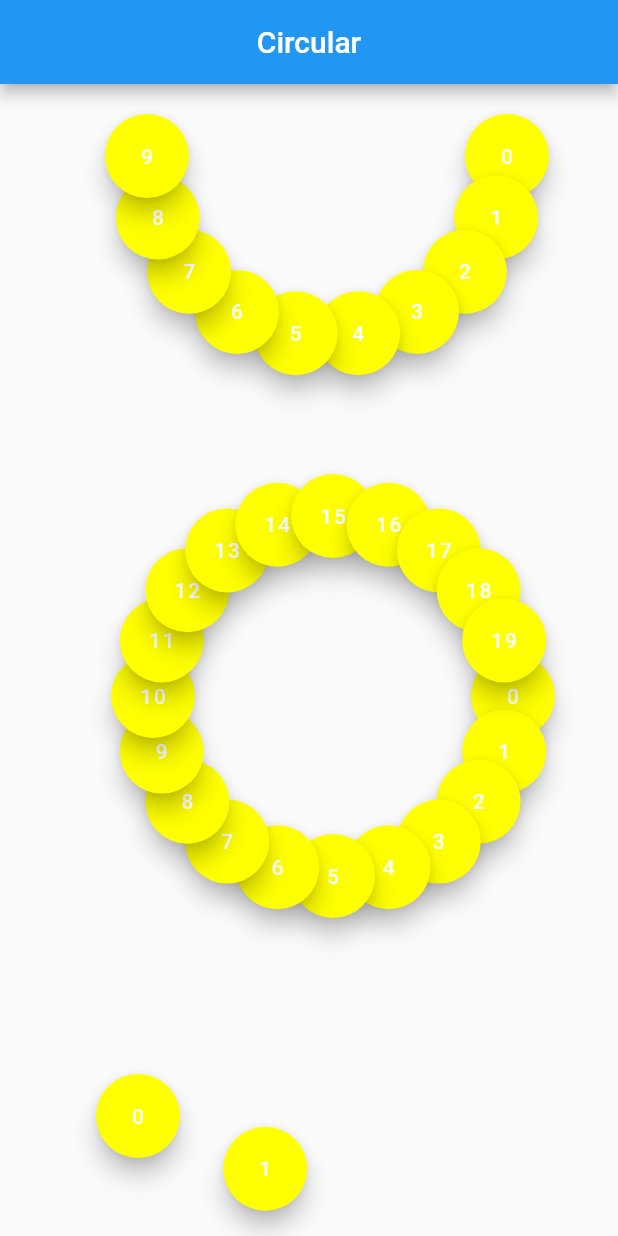
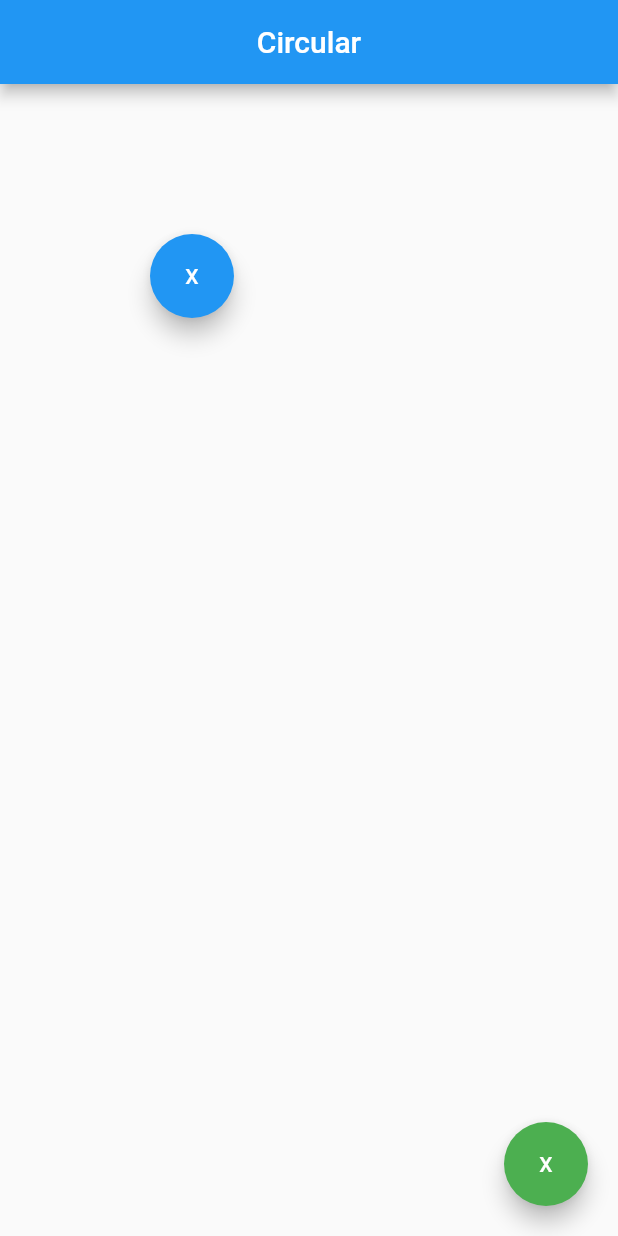
Before and after one commit to Bwolfs2/semi_circle_floating_button, a Flutter app: the screen it shows after launch, on a phone screen of 412 x 824 dp. Run offline on Flutter 3.47's test engine with Material 2 defaults, Android fonts, the phone set to English and light mode, and no system bars; our stand-ins replace rxdart.

```diff
--- /dev/null
+++ b/lib/after_layout_mixin.dart
@@ -0,0 +1,11 @@
+import 'package:flutter/material.dart';
+
+mixin AfterLayoutMixin<T extends StatefulWidget> on State<T>{
+  @override
+  void initState() {
+    super.initState();
+    WidgetsBinding.instance.addPostFrameCallback(afterLayout);
+  }
+
+  void afterLayout(Duration duration);
+}
--- /dev/null
+++ b/lib/bloc_controller.dart
@@ -0,0 +1,17 @@
+import 'package:rxdart/rxdart.dart';
+
+class BlocController {
+  var _controller = BehaviorSubject.seeded(false);
+
+  Observable<bool> get opened => _controller.stream;
+
+  Sink<bool> get changeOpened => _controller.sink;
+
+  dispose() {
+    _controller.close();
+  }
+
+  void toggle() {
+    _controller.add(!_controller.value);
+  }
+}
--- /dev/null
+++ b/lib/circle_button.dart
@@ -0,0 +1,61 @@
+import 'package:flutter/material.dart';
+import 'package:semi_circle_floating_buttom/bloc_controller.dart';
+
+import 'circle_button_animation.dart';
+
+class CircleButton extends StatefulWidget {
+  final double finalTop;
+  final double finalRight;
+  final double initState;
+  final BlocController bloc;
+  final Widget widget;
+  final Duration duration;
+
+  CircleButton(
+      {Key key,
+      this.finalTop,
+      this.finalRight,
+      this.initState,
+      this.bloc,
+      this.duration = const Duration(milliseconds: 300),
+      this.widget})
+      : super(key: key);
+
+  @override
+  _CircleButtonState createState() => _CircleButtonState();
+}
+
+class _CircleButtonState extends State<CircleButton>
+    with TickerProviderStateMixin, CircleButtonAnimation {
+  @override
+  Offset get finalOffset => Offset(widget.finalTop, widget.finalRight);
+
+  @override
+  Offset get initialOffset => Offset(widget.initState, widget.initState);
+
+  @override
+  BlocController get bloc => widget.bloc;
+
+@override
+  Duration get duration => widget.duration ?? Duration(milliseconds: 300);
+
+  @override
+  Widget build(BuildContext context) {
+    return AnimatedBuilder(
+      animation: positionAnimation,
+      child:widget.widget,
+      builder: (context, child) {
+        return Positioned(
+          top: positionAnimation.value.dy,
+          left: positionAnimation.value.dx,
+          child: Opacity(
+            opacity: controller.value,
+            child: child,
+          ),
+        );
+      },
+    );
+  }
+
+
+}
--- /dev/null
+++ b/lib/circle_button_animation.dart
@@ -0,0 +1,38 @@
+import 'package:flutter/material.dart';
+
+import 'bloc_controller.dart';
+
+mixin CircleButtonAnimation<T extends StatefulWidget>
+    on State<T>, TickerProviderStateMixin<T> {
+  AnimationController controller;
+  Animation<Offset> positionAnimation;
+
+   Offset get initialOffset;
+   Offset get finalOffset;
+   BlocController get bloc;
+   Duration get duration;
+
+  @override
+  void initState() {
+    super.initState();
+    controller = AnimationController(duration:duration, vsync: this);
+    positionAnimation = Tween(
+      begin: initialOffset,
+      end: finalOffset,
+    ).animate(controller);
+
+    bloc.opened.listen((value) {
+      if (value) {
+        controller.forward();
+      } else {
+        controller.reverse();
+      }
+    });
+  }
+
+  @override
+  void dispose() {
+    controller.dispose();
+    super.dispose();
+  }
+}
--- a/lib/circle_buttons.dart
+++ /dev/null
@@ -1,104 +0,0 @@
-import 'dart:math';
-
-import 'package:flutter/material.dart';
-import 'dart:math' as math;
-
-class CircleButtons extends StatelessWidget {
-  final int quantity;
-  final Position position;
-  final double radius;
-  final double right;
-  final double top;
-  final bool completeCircle;
-
-  const CircleButtons({Key key, this.quantity, this.position = Position.rigth, this.radius = 100, this.right, this.top, this.completeCircle = false})
-      : assert(quantity != null),
-        super(key: key);
-
-  Offset _getOffset(double angle, double radius) {
-    final double radians = math.pi * angle / 180.0;
-    final double x = radius * math.cos(radians) * -1;
-    final double y = radius * math.sin(radians) * -1;
-    return Offset(x, y);
-  }
-
-  getRotatePosition(Position postion) {
-    switch (postion) {
-      case Position.bottom:
-        return 90;
-      case Position.left:
-        return 180;
-      case Position.top:
-        return 270;
-      case Position.rigth:
-      default:
-        return 0;
-    }
-  }
-
-  getTop(Position postion) {
-
-    if(top != null ){
-        return top;
-    }
-
-    switch (postion) {
-      case Position.bottom:
-      case Position.rigth:
-      case Position.left:
-        return 130.0;
-      case Position.top:
-        return completeCircle ? 130.0 : 20.0;
-      default:
-        return 0.0;
-    }
-  }
-
-  getRight(Position postion) {
-
-     if(right != null ){
-        return right;
-    }
-
-    switch (postion) {
-      case Position.rigth:
-        return 20.0;
-      case Position.bottom:
-      case Position.left:
-      case Position.top:
-        return 130.0;
-      default:
-        return 0.0;
-    }
-  }
-
-  @override
-  Widget build(BuildContext context) {
-    return Container(
-      child: Stack(
-          children: List.generate(quantity, (index) {
-
-        var angulo = completeCircle ?  (360) / (quantity) * (index) : (180) / (quantity - 1) * (index);
-
-        return Positioned(
-          top: _getOffset(angulo + getRotatePosition(position), -radius).dx +
-              getTop(position),
-          right: _getOffset(angulo + getRotatePosition(position), -radius).dy +
-              getRight(position),
-          child: FloatingActionButton(
-            backgroundColor: Colors.accents[Random().nextInt(16)],
-            onPressed: (){},
-            child: Text("$index"),
-          ),
-        );
-      })),
-    );
-  }
-}
-
-enum Position {
-  rigth,
-  left,
-  top,
-  bottom,
-}
--- /dev/null
+++ b/lib/circle_floating_button.dart
@@ -0,0 +1,251 @@
+import 'package:flutter/material.dart';
+import 'dart:math' as math;
+import 'bloc_controller.dart';
+import 'circle_button.dart';
+
+class CircleFloatingButton extends StatefulWidget {
+  final List<Widget> items;
+  final double radius;
+
+  final Position position;
+  final double right;
+  final double top;
+  final bool completeCircle;
+  final CircleType type;
+  final Duration duration;
+
+  CircleFloatingButton(
+      {Key key,
+      this.items,
+      this.radius = 100,
+      this.position = Position.right,
+      this.right,
+      this.top,
+      this.completeCircle = false,
+      this.duration = const Duration(milliseconds: 300),
+      this.type})
+      : super(key: key ?? UniqueKey());
+
+  factory CircleFloatingButton.floatingActionButton(
+      {List<Widget> items, double radius = 100 , Duration duration}) {
+    return CircleFloatingButton(
+      items: items,
+      radius: radius,
+      position: Position.bottom,
+      type: CircleType.quarterPart,
+      duration: duration,
+    );
+  }
+
+  factory CircleFloatingButton.completeCircle(
+      {List<Widget> items, double radius = 100,Duration duration}) {
+    return CircleFloatingButton(
+      items: items,
+      radius: radius,
+      position: Position.bottom,
+      type: CircleType.complete,
+       duration: duration,
+    );
+  }
+
+    factory CircleFloatingButton.semiCircle (
+      {List<Widget> items, double radius = 100, Position position, Duration duration}) {
+    return CircleFloatingButton(
+      items: items,
+      radius: radius,
+      position: position,
+      type: CircleType.semi,
+      duration: duration,
+    );
+  }
+
+
+  @override
+  _CircleFloatingButtonState createState() => _CircleFloatingButtonState();
+}
+
+class _CircleFloatingButtonState extends State<CircleFloatingButton> {
+  BlocController bloc;
+  GlobalKey containerKey = GlobalKey();
+
+  @override
+  initState() {
+    super.initState();
+    bloc = BlocController();
+  }
+
+  Offset _getOffset(double angle, double radius) {
+    final double radians = math.pi * angle / 180.0;
+    final double x = radius * math.cos(radians) * -1;
+    final double y = radius * math.sin(radians) * -1;
+    return Offset(x, y);
+  }
+
+  getRotatePosition(Position postion) {
+    switch (postion) {
+      case Position.right:
+        return 90;
+      case Position.bottom:
+        return 180;
+      case Position.left:
+        return 270;
+      case Position.top:
+      default:
+        return 0;
+    }
+  }
+
+  @override
+  Widget build(BuildContext context) {
+    switch (widget.type) {
+      case CircleType.semi:
+        return semi();
+        break;
+      case CircleType.complete:
+        return complete();
+        break;
+      case CircleType.quarterPart:
+        return quarterPart();
+    }
+  }
+
+  Widget quarterPart() {
+    var quantity = widget.items.length;
+    return Container(
+      width: widget.radius * 1.6,
+      height: widget.radius * 1.6,
+      child: Stack(
+        children: List.generate(
+          quantity,
+          (index) {
+            var angulo = (90) / (quantity - 1) * (index);
+
+            return CircleButton(
+              finalRight: _getOffset(
+                          angulo + getRotatePosition(widget.position),
+                          -widget.radius)
+                      .dy +
+                  widget.radius,
+              finalTop: _getOffset(angulo + getRotatePosition(widget.position),
+                          -widget.radius)
+                      .dx +
+                  widget.radius,
+              initState: widget.radius,
+              bloc: bloc,
+              widget: widget.items[index],
+              duration: widget.duration,
+            );
+          },
+        )..add(
+            Positioned(
+              top: widget.radius,
+              left: widget.radius,
+              child: FloatingActionButton(
+                backgroundColor: Colors.green,
+                onPressed: () {
+                  bloc.toggle();
+                },
+                child: Text("X"),
+              ),
+            ),
+          ),
+      ),
+    );
+  }
+
+  Widget complete() {
+    var quantity = widget.items.length;
+    return Container(
+      child: Stack(
+        children: List.generate(
+          quantity,
+          (index) {
+            var angulo = (360) / (quantity) * (index);
+
+            return CircleButton(
+                finalRight: _getOffset(
+                            angulo + getRotatePosition(widget.position),
+                            -widget.radius)
+                        .dy +
+                    widget.radius,
+                finalTop: _getOffset(
+                            angulo + getRotatePosition(widget.position),
+                            -widget.radius)
+                        .dx +
+                    widget.radius,
+                initState: widget.radius,
+                bloc: bloc,
+                duration: widget.duration,
+                widget: widget.items[index]);
+          },
+        )..add(
+            Positioned(
+              top: widget.radius,
+              left: widget.radius,
+              child: FloatingActionButton(
+                onPressed: () {
+                  bloc.toggle();
+                },
+                child: Text("X"),
+              ),
+            ),
+          ),
+      ),
+    );
+  }
+
+  Widget semi() {
+    var quantity = widget.items.length;
+
+    return Container(
+      child: Stack(
+        children: List.generate(
+          quantity,
+          (index) {
+            var angulo = (180) / (quantity - 1) * (index);
+
+            return CircleButton(
+              finalRight: _getOffset(
+                          angulo + getRotatePosition(widget.position),
+                          -widget.radius)
+                      .dy +
+                  widget.radius,
+              finalTop: _getOffset(angulo + getRotatePosition(widget.position),
+                          -widget.radius)
+                      .dx +
+                  widget.radius,
+              initState: widget.radius,
+              bloc: bloc,
+              duration: widget.duration,
+              widget: widget.items[index],
+            );
+          },
+        )..add(
+            Positioned(
+              top: widget.radius,
+              left: widget.radius,
+              child: FloatingActionButton(
+                onPressed: () {
+                  bloc.toggle();
+                },
+                child: Text("X"),
+              ),
+            ),
+          ),
+      ),
+    );
+  }
+}
+
+enum CircleType {
+  semi,
+  complete,
+  quarterPart,
+}
+
+enum Position {
+  right,
+  left,
+  top,
+  bottom,
+}
--- a/lib/home_page.dart
+++ b/lib/home_page.dart
@@ -1,5 +1,5 @@
 import 'package:flutter/material.dart';
-import 'package:semi_circle_floating_buttom/circle_buttons.dart';
+import 'circle_floating_button.dart';
 
 class HomePage extends StatefulWidget {
   @override
@@ -9,89 +9,52 @@ class HomePage extends StatefulWidget {
 class _HomePageState extends State<HomePage> {
   @override
   Widget build(BuildContext context) {
+    var items = [
+      FloatingActionButton(
+        backgroundColor: Colors.greenAccent,
+        onPressed: () {},
+        child: Icon(Icons.add),
+      ),
+      FloatingActionButton(
+        backgroundColor: Colors.indigoAccent,
+        onPressed: () {},
+        child: Icon(Icons.camera),
+      ),
+      FloatingActionButton(
+        backgroundColor: Colors.orangeAccent,
+        onPressed: () {},
+        child: Icon(Icons.card_giftcard),
+      ),
+        FloatingActionButton(
+        backgroundColor: Colors.orangeAccent,
+        onPressed: () {},
+        child: Icon(Icons.card_giftcard),
+      ),
+        FloatingActionButton(
+        backgroundColor: Colors.orangeAccent,
+        onPressed: () {},
+        child: Icon(Icons.card_giftcard),
+      ),
+        FloatingActionButton(
+        backgroundColor: Colors.orangeAccent,
+        onPressed: () {},
+        child: Icon(Icons.card_giftcard),
+      ),
+    ];
+
     return Scaffold(
         appBar: AppBar(
           title: Text("Circular"),
           centerTitle: true,
         ),
-        body: ListView.separated(
-          itemCount: 5,
-          itemBuilder: (_, index) {
-            switch (index) {
-              case 0:
-                return Center(
-                  child: Container(
-                    height: 250,
-                    child: CircleButtons(
-                      quantity: 10,
-                      position: Position.top,
-                      radius: 120,
-                      right: (MediaQuery.of(context).size.width / 2) - 40,
-                    ),
-                  ),
-                );
-              case 1:
-                return Center(
-                  child: Container(
-                    width: 400,
-                    height: 400,
-                    child: CircleButtons(
-                      quantity: 20,
-                      position: Position.top,
-                      radius: 120,
-                      completeCircle: true,
-                      right: (MediaQuery.of(context).size.width / 2) - 50,
-                    ),
-                  ),
-                );
-              case 2:
-                return Align(
-                  alignment: Alignment.centerLeft,
-                  child: Container(
-                    width: 250,
-                    height: 400,
-                    child: CircleButtons(
-                      quantity: 5,
-                      position: Position.left,
-                      radius: 120,
-                    ),
-                  ),
-                );
-              case 3:
-                return Align(
-                  alignment: Alignment.centerRight,
-                  child: Container(
-                    width: 250,
-                    height: 400,
-                    child: CircleButtons(
-                      quantity: 5,
-                      position: Position.rigth,
-                      radius: 120,
-                    ),
-                  ),
-                );
-
-              case 4:
-                return Align(
-                  alignment: Alignment.bottomCenter,
-                  child: Container(
-                    height: 250,
-                    child: CircleButtons(
-                      quantity: 5,
-                      position: Position.bottom,
-                      radius: 120,
-                      right: (MediaQuery.of(context).size.width / 2) - 30,
-                    ),
-                  ),
-                );
-            }
-
-            return CircularProgressIndicator();
-          },
-          separatorBuilder: (_, i) => Divider(
-            height: 0,
-            color: Colors.transparent,
-          ),
-        ));
+        floatingActionButton: CircleFloatingButton.floatingActionButton(
+          items: items,
+        ),
+        body: Container(
+          child:CircleFloatingButton.completeCircle(
+            items: items,
+            duration: Duration(milliseconds: 300),
+          )),
+        );
   }
 }
--- a/pubspec.yaml
+++ b/pubspec.yaml
@@ -23,6 +23,7 @@ dependencies:
   # The following adds the Cupertino Icons font to your application.
   # Use with the CupertinoIcons class for iOS style icons.
   cupertino_icons: ^0.1.2
+  rxdart: any
 
 dev_dependencies:
   flutter_test:
```
Also changed, not shown: pubspec.lock, 1 other file.
